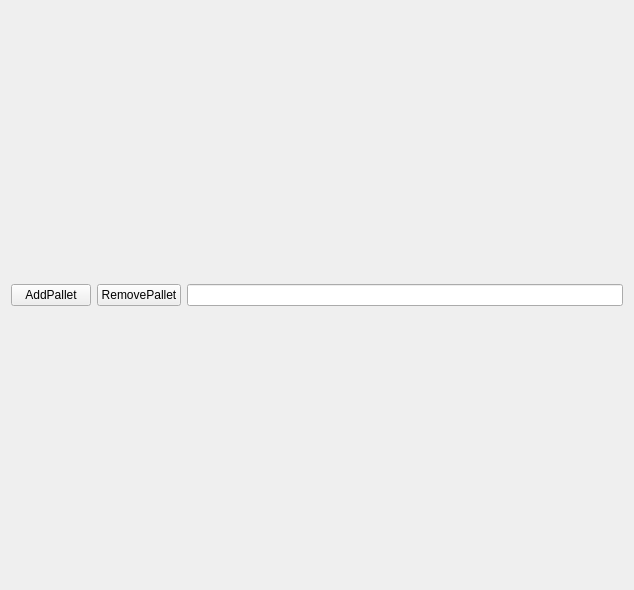
First picture: the form in base/keyboardform/convoyer/convoyerKeyboard.ui, repository Y47777777/webots_sim_test, before the edit.
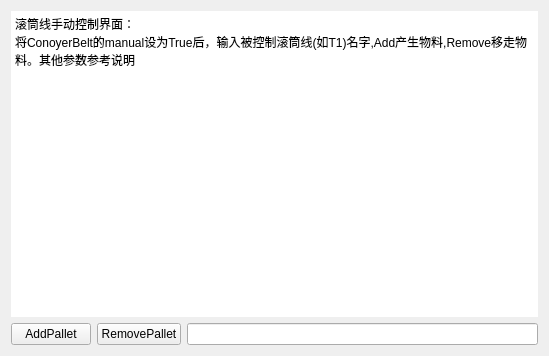
Second picture: the form after the edit.

Commit message: [Add] E车系列,R车,P车适配滚筒线;[Change] 微调滚筒线控制界面

The edit to the form file:
```diff
--- a/base/keyboardform/convoyer/convoyerKeyboard.ui
+++ b/base/keyboardform/convoyer/convoyerKeyboard.ui
@@ -6,14 +6,34 @@
    <rect>
     <x>0</x>
     <y>0</y>
-    <width>634</width>
-    <height>590</height>
+    <width>549</width>
+    <height>356</height>
    </rect>
   </property>
   <property name="windowTitle">
    <string>ManualControl</string>
   </property>
-  <layout class="QVBoxLayout" name="verticalLayout_8">
+  <layout class="QVBoxLayout" name="verticalLayout_2" stretch="1,1">
+   <item>
+    <widget class="QPlainTextEdit" name="plainTextEdit">
+     <property name="enabled">
+      <bool>true</bool>
+     </property>
+     <property name="frameShape">
+      <enum>QFrame::Shape::NoFrame</enum>
+     </property>
+     <property name="readOnly">
+      <bool>true</bool>
+     </property>
+     <property name="plainText">
+      <string>滚筒线手动控制界面：
+将ConoyerBelt的manual设为True后，输入被控制滚筒线(如T1)名字,Add产生物料,Remove移走物料。其他参数参考说明</string>
+     </property>
+     <property name="centerOnScroll">
+      <bool>false</bool>
+     </property>
+    </widget>
+   </item>
    <item>
     <layout class="QVBoxLayout" name="verticalLayout">
      <item>
```
The commit also changes 148 other files.
